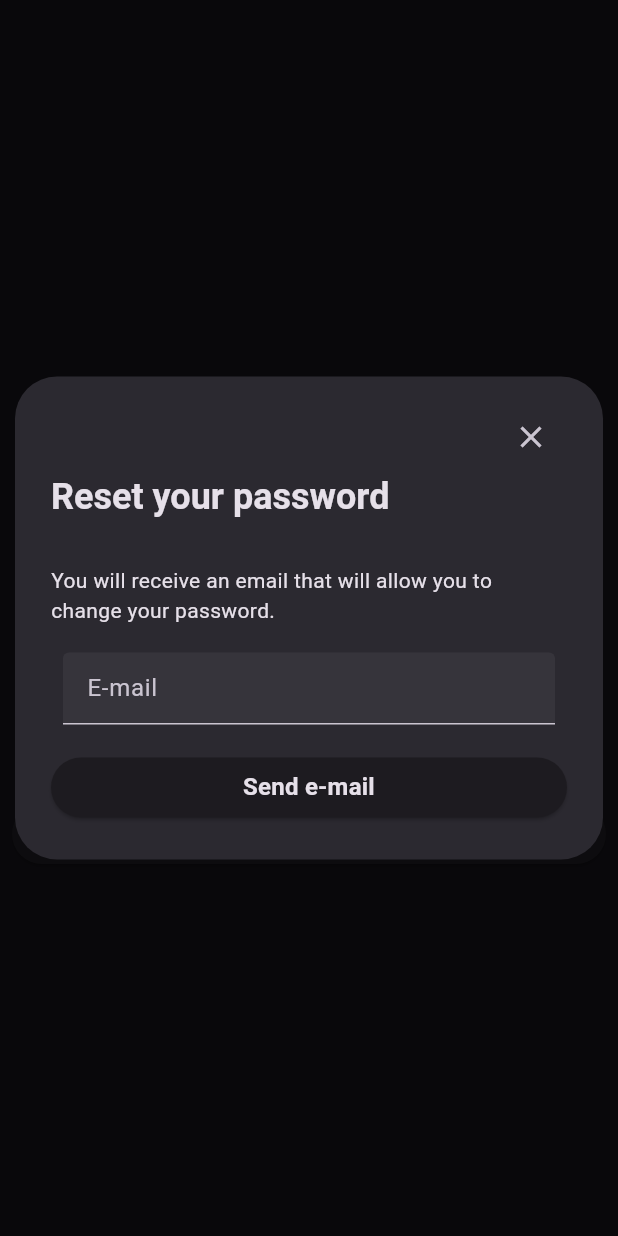
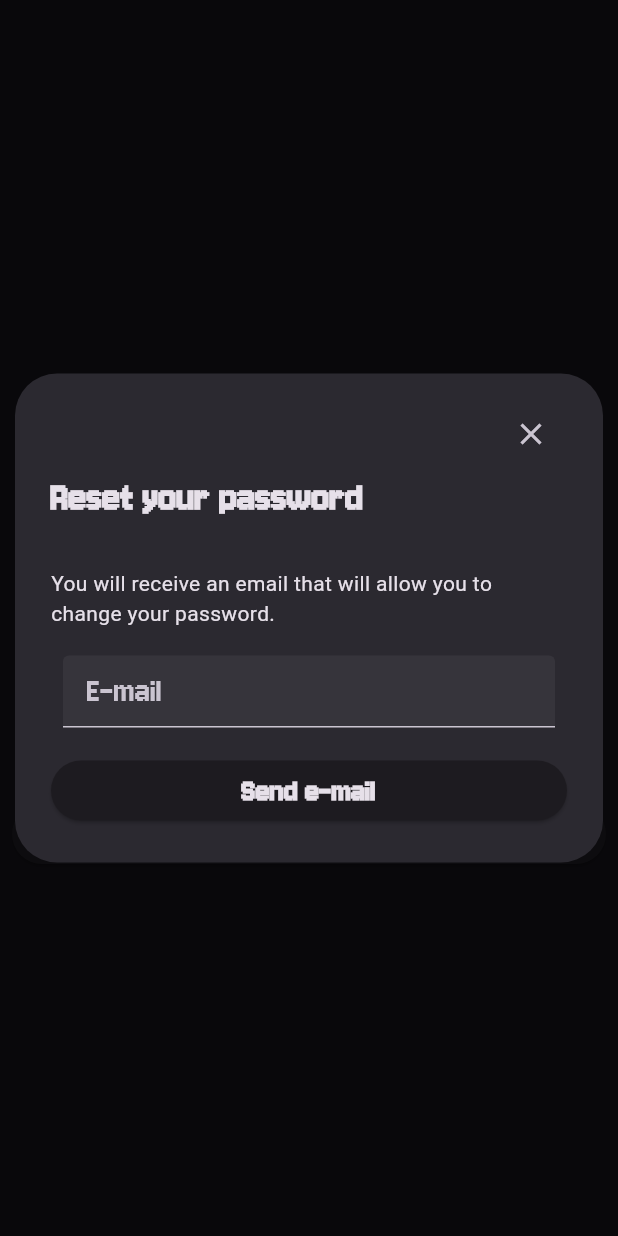
Before and after one commit to No0ne09/trials_of_valhalla, a Flutter app: the screen it shows after launch, after a tap on "Don't have an account yet?", after a tap on "You already have an account?", after a tap on "Forgot your password?", on a phone screen of 412 x 824 dp. Run offline on Flutter 3.47's test engine with Material 3 defaults, Android fonts, the phone set to English and light mode, and no system bars; our stand-ins replace firebase_auth, firebase_core, form_validator; accounts and stored records are empty; generated files the repository leaves out were written again.

Commit message:
new font

```diff
--- /dev/null
+++ b/lib/helpers/constants.dart
@@ -0,0 +1 @@
+const defaultFontFamily = 'Jersey10';
--- a/lib/screens/auth_screen.dart
+++ b/lib/screens/auth_screen.dart
@@ -1,5 +1,6 @@
 import 'package:firebase_auth/firebase_auth.dart';
 import 'package:flutter/material.dart';
+import 'package:trials_of_valhalla/helpers/constants.dart';
 import 'package:trials_of_valhalla/helpers/functions.dart';
 import 'package:trials_of_valhalla/helpers/strings.dart';
 import 'package:trials_of_valhalla/helpers/validators.dart';
@@ -87,6 +88,9 @@ class _AuthScreenState extends State<AuthScreen> {
                       child: Text(
                         _isLogin ? noAccount : haveAccount,
                         overflow: TextOverflow.visible,
+                        style: Theme.of(context).textTheme.titleLarge!.copyWith(
+                            fontFamily: defaultFontFamily,
+                            fontWeight: FontWeight.normal),
                       ),
                     ),
                     const SizedBox(
@@ -142,11 +146,16 @@ class _AuthScreenState extends State<AuthScreen> {
                                         const PasswordResetPopup(),
                                   );
                                 },
-                                child: const Text(
+                                child: Text(
                                   passwordReset,
-                                  style: TextStyle(
-                                    decoration: TextDecoration.underline,
-                                  ),
+                                  style: Theme.of(context)
+                                      .textTheme
+                                      .titleLarge!
+                                      .copyWith(
+                                        fontFamily: defaultFontFamily,
+                                        fontWeight: FontWeight.normal,
+                                        decoration: TextDecoration.underline,
+                                      ),
                                 ),
                               ),
                             ),
--- a/lib/widgets/auth_button.dart
+++ b/lib/widgets/auth_button.dart
@@ -1,4 +1,5 @@
 import 'package:flutter/material.dart';
+import 'package:trials_of_valhalla/helpers/constants.dart';
 
 class AuthButton extends StatelessWidget {
   const AuthButton({
@@ -16,9 +17,8 @@ class AuthButton extends StatelessWidget {
       child: Text(
         text,
         textAlign: TextAlign.center,
-        style: Theme.of(context).textTheme.titleMedium!.copyWith(
-              fontWeight: FontWeight.bold,
-            ),
+        style: Theme.of(context).textTheme.titleLarge!.copyWith(
+            fontWeight: FontWeight.bold, fontFamily: defaultFontFamily),
       ),
     );
   }
--- a/lib/widgets/base_textfield.dart
+++ b/lib/widgets/base_textfield.dart
@@ -1,4 +1,5 @@
 import 'package:flutter/material.dart';
+import 'package:trials_of_valhalla/helpers/constants.dart';
 
 class BaseTextfield extends StatefulWidget {
   const BaseTextfield({
@@ -45,6 +46,9 @@ class _BaseTextfieldState extends State<BaseTextfield> {
       child: TextFormField(
         keyboardType: widget.isEmail ? TextInputType.emailAddress : null,
         controller: widget.controller,
+        style: Theme.of(context).textTheme.headlineSmall!.copyWith(
+              fontFamily: defaultFontFamily,
+            ),
         textInputAction: widget.inputAction,
         obscureText: widget.isPassword ? _hidden : false,
         obscuringCharacter: "●",
@@ -54,7 +58,8 @@ class _BaseTextfieldState extends State<BaseTextfield> {
           _focusNode.unfocus();
         },
         decoration: InputDecoration(
-          errorStyle: const TextStyle(color: Colors.red),
+          errorStyle:
+              const TextStyle(color: Colors.red, fontFamily: defaultFontFamily),
           filled: true,
           hintText: widget.hint,
           suffixIcon: widget.isPassword
--- a/lib/widgets/popups/password_reset_popup.dart
+++ b/lib/widgets/popups/password_reset_popup.dart
@@ -1,5 +1,6 @@
 import 'package:firebase_auth/firebase_auth.dart';
 import 'package:flutter/material.dart';
+import 'package:trials_of_valhalla/helpers/constants.dart';
 
 import 'package:trials_of_valhalla/helpers/functions.dart';
 import 'package:trials_of_valhalla/helpers/strings.dart';
@@ -39,7 +40,13 @@ class _PasswordResetPopupState extends State<PasswordResetPopup> {
       ScaffoldMessenger.of(context).clearSnackBars();
       ScaffoldMessenger.of(context).showSnackBar(
         const SnackBar(
-          content: Text(checkInbox),
+          content: Text(
+            checkInbox,
+            style: TextStyle(
+              fontSize: 16,
+              fontFamily: defaultFontFamily,
+            ),
+          ),
         ),
       );
       Navigator.pop(context);
@@ -70,8 +77,9 @@ class _PasswordResetPopupState extends State<PasswordResetPopup> {
             ),
             Text(
               passwordResetting,
-              style: Theme.of(context).textTheme.headlineSmall!.copyWith(
+              style: Theme.of(context).textTheme.headlineMedium!.copyWith(
                     fontWeight: FontWeight.bold,
+                    fontFamily: defaultFontFamily,
                   ),
             ),
             const SizedBox(
```
Also changed, not shown: lib/widgets/popups/info_popup.dart (+15 -3 lines), pubspec.yaml (+4 -4 lines), fonts/Jersey10-Regular.ttf (added).
